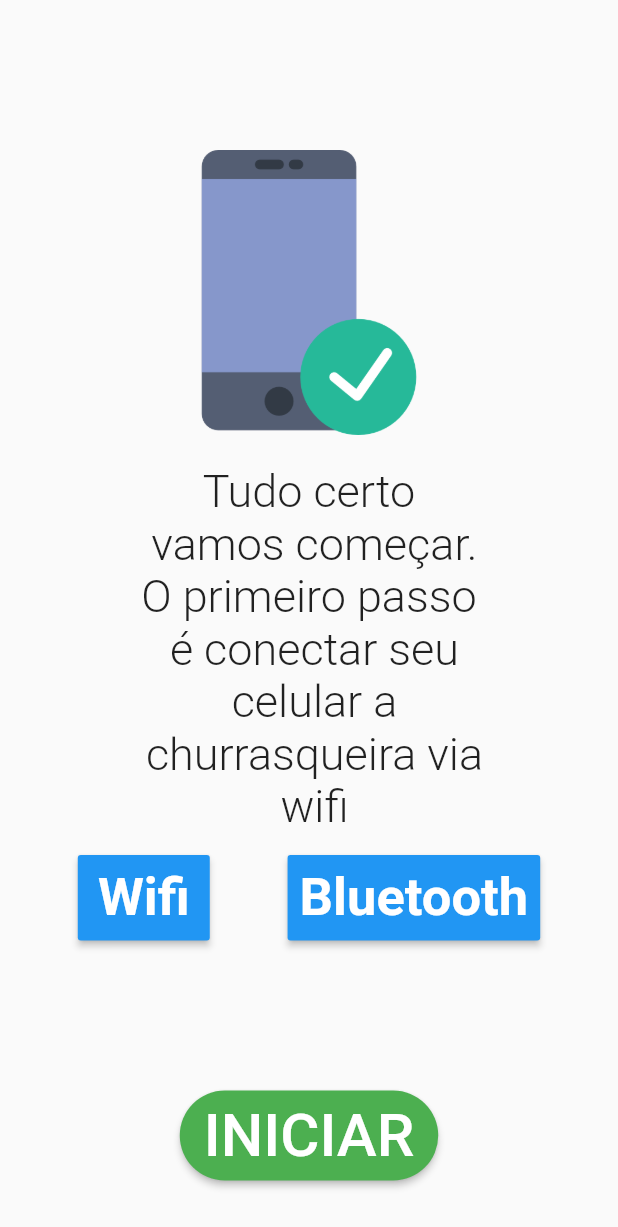
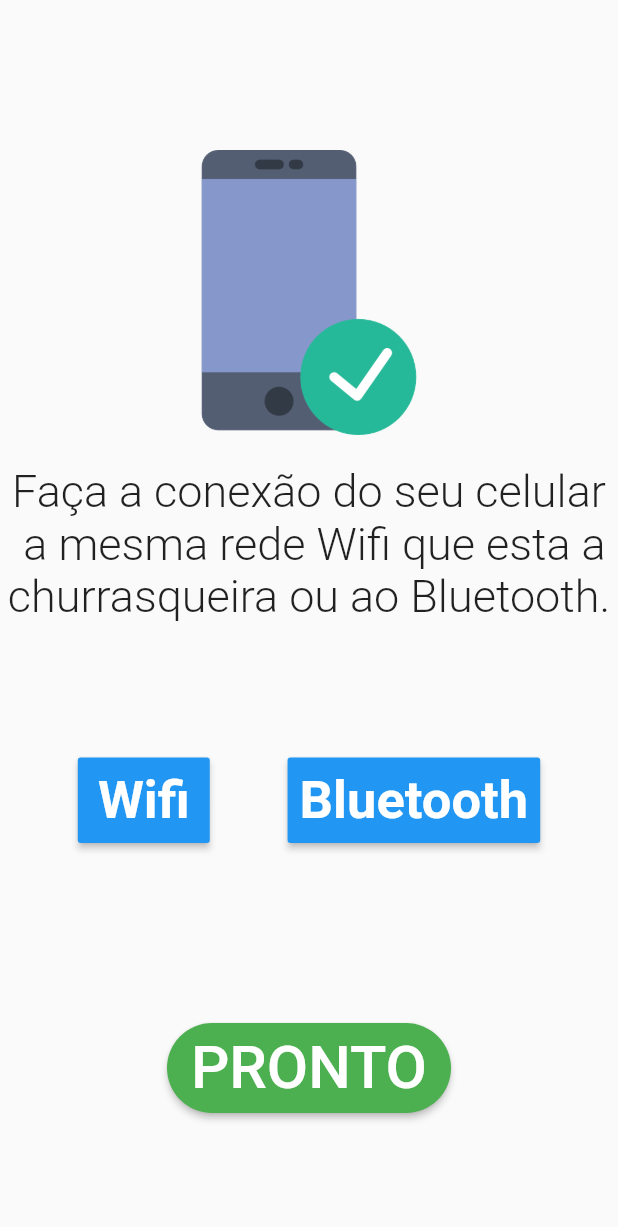
Before and after one commit to SmartMeat-UnB/smartmeat, a Flutter app: the TutorialWifi screen opened by its route, on a phone screen of 412 x 824 dp. Shown: the top 1227 px of the screen. Run offline on Flutter 3.47's test engine with Material 2 defaults, Android fonts, the phone set to English and light mode, and no system bars; our stand-ins replace image_cropper, image_picker, shared_preferences; missing offline and left inert: adhara_socket_io, system_setting; accounts and stored records are empty.

Commit message:
Modify text and button positions

```diff
--- a/lib/screens/tutorialWifi.dart
+++ b/lib/screens/tutorialWifi.dart
@@ -57,7 +57,7 @@ class _TutorialWifiState extends State<TutorialWifi> {
               mainAxisAlignment: MainAxisAlignment.center,
               crossAxisAlignment: CrossAxisAlignment.center,
               children: <Widget>[
-                Text("Tudo certo \n vamos começar.\nO primeiro passo\n é conectar seu\n celular a\n churrasqueira via\n wifi",
+                Text("Faça a conexão do seu celular\n a mesma rede Wifi que esta a \nchurrasqueira ou ao Bluetooth.",
                 style: TextStyle(fontSize: 30, fontWeight: FontWeight.w300 ),
                 textAlign: TextAlign.center,)
 
@@ -65,7 +65,7 @@ class _TutorialWifiState extends State<TutorialWifi> {
 
             ),
              SizedBox(
-                  height: 15,
+                  height: 90,
                 ),
             Row(
               mainAxisAlignment: MainAxisAlignment.spaceEvenly,
@@ -104,7 +104,7 @@ class _TutorialWifiState extends State<TutorialWifi> {
               ]
             ),
             SizedBox(
-              height: 100,
+              height: 120,
             ),
             Row(
               mainAxisAlignment: MainAxisAlignment.center,
@@ -114,7 +114,7 @@ class _TutorialWifiState extends State<TutorialWifi> {
                   minWidth: 100.0,
                   height: 60.0,
                     child:RaisedButton(
-                      child: Text('INICIAR',
+                      child: Text('PRONTO',
                                   style: TextStyle(
                                             fontSize: 40.0,
                                             color: Colors.white,
```
